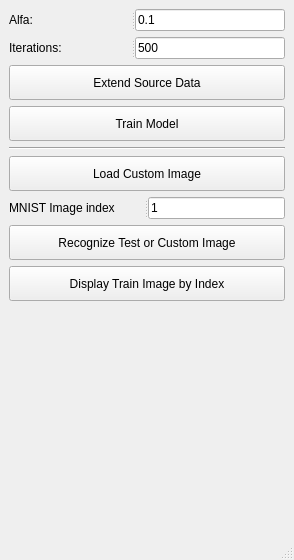
Old version of the form assignments/recognizer/ui/ui_main.ui in the repository kiryha/CIS585.
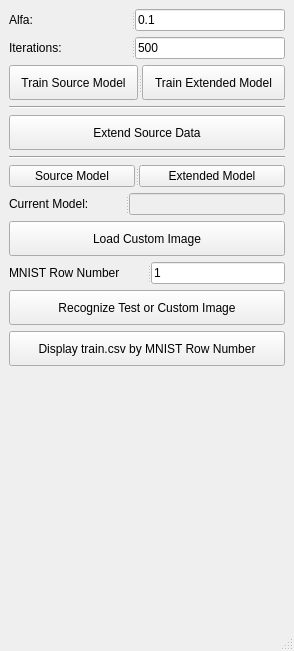
New version of the form.

```diff
--- a/assignments/recognizer/ui/ui_main.ui
+++ b/assignments/recognizer/ui/ui_main.ui
@@ -7,7 +7,7 @@
     <x>0</x>
     <y>0</y>
     <width>294</width>
-    <height>560</height>
+    <height>651</height>
    </rect>
   </property>
   <property name="windowTitle">
@@ -61,6 +61,42 @@
       </widget>
      </widget>
     </item>
+    <item>
+     <widget class="QSplitter" name="splitter_6">
+      <property name="orientation">
+       <enum>Qt::Horizontal</enum>
+      </property>
+      <widget class="QPushButton" name="btnTrainSource">
+       <property name="minimumSize">
+        <size>
+         <width>0</width>
+         <height>35</height>
+        </size>
+       </property>
+       <property name="text">
+        <string>Train Source Model</string>
+       </property>
+      </widget>
+      <widget class="QPushButton" name="btnTrainExtended">
+       <property name="minimumSize">
+        <size>
+         <width>0</width>
+         <height>35</height>
+        </size>
+       </property>
+       <property name="text">
+        <string>Train Extended Model</string>
+       </property>
+      </widget>
+     </widget>
+    </item>
+    <item>
+     <widget class="Line" name="line">
+      <property name="orientation">
+       <enum>Qt::Horizontal</enum>
+      </property>
+     </widget>
+    </item>
     <item>
      <widget class="QPushButton" name="btnExtendData">
       <property name="minimumSize">
@@ -75,20 +111,7 @@
      </widget>
     </item>
     <item>
-     <widget class="QPushButton" name="btnTeach">
-      <property name="minimumSize">
-       <size>
-        <width>0</width>
-        <height>35</height>
-       </size>
-      </property>
-      <property name="text">
-       <string>Train Model</string>
-      </property>
-     </widget>
-    </item>
-    <item>
-     <widget class="Line" name="line">
+     <widget class="Line" name="line_2">
       <property name="orientation">
        <enum>Qt::Horizontal</enum>
       </property>
@@ -97,6 +120,40 @@
     <item>
      <layout class="QVBoxLayout" name="layImages"/>
     </item>
+    <item>
+     <widget class="QSplitter" name="splitter_4">
+      <property name="orientation">
+       <enum>Qt::Horizontal</enum>
+      </property>
+      <widget class="QPushButton" name="btnToSourceModel">
+       <property name="text">
+        <string>Source Model</string>
+       </property>
+      </widget>
+      <widget class="QPushButton" name="btnToExtendedModel">
+       <property name="text">
+        <string>Extended Model</string>
+       </property>
+      </widget>
+     </widget>
+    </item>
+    <item>
+     <widget class="QSplitter" name="splitter_5">
+      <property name="orientation">
+       <enum>Qt::Horizontal</enum>
+      </property>
+      <widget class="QLabel" name="labModel">
+       <property name="text">
+        <string>Current Model:</string>
+       </property>
+      </widget>
+      <widget class="QLineEdit" name="linModel">
+       <property name="enabled">
+        <bool>false</bool>
+       </property>
+      </widget>
+     </widget>
+    </item>
     <item>
      <widget class="QPushButton" name="btnLoadImage">
       <property name="minimumSize">
@@ -117,7 +174,7 @@
       </property>
       <widget class="QLabel" name="label_3">
        <property name="text">
-        <string>MNIST Image index</string>
+        <string>MNIST Row Number</string>
        </property>
       </widget>
       <widget class="QLineEdit" name="linIndex">
@@ -155,7 +212,7 @@
        </size>
       </property>
       <property name="text">
-       <string>Display Train Image by Index</string>
+       <string>Display train.csv by MNIST Row Number</string>
       </property>
      </widget>
     </item>
```
